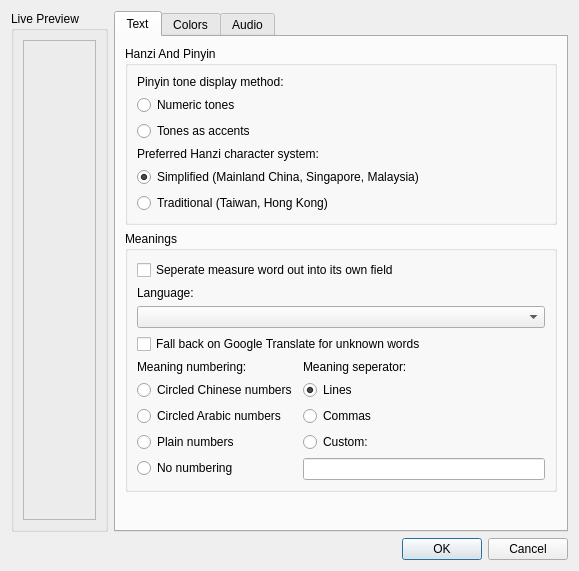
Nick3C/pinyin-toolkit, file pinyin/forms/designer/preferences.ui: the form before one commit.
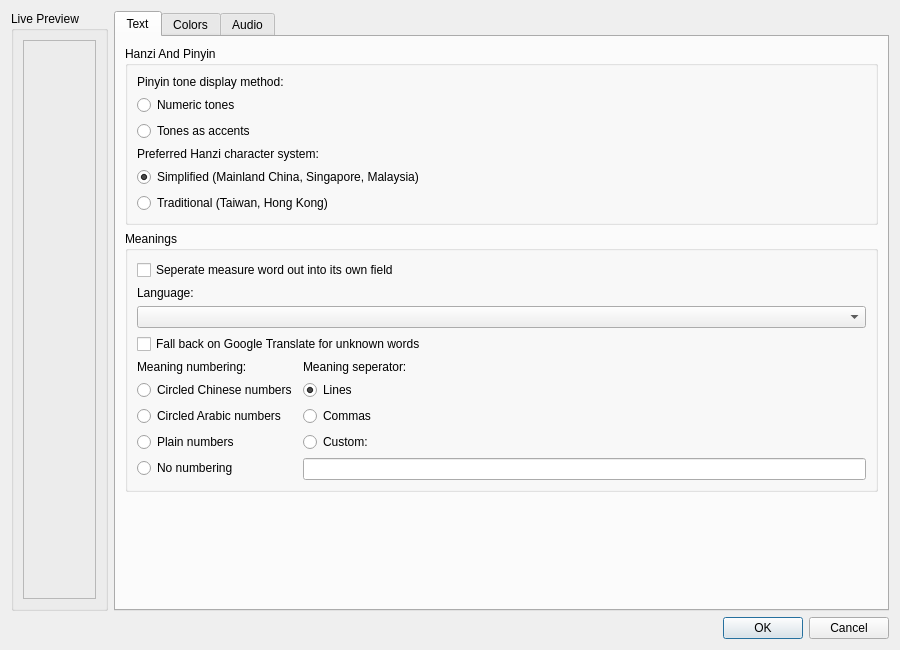
The form after the commit.

Commit message: Regenerate stuff for the prefereneces dialog - should work again now

```diff
--- a/pinyin/forms/designer/preferences.ui
+++ b/pinyin/forms/designer/preferences.ui
@@ -6,8 +6,8 @@
    <rect>
     <x>0</x>
     <y>0</y>
-    <width>579</width>
-    <height>571</height>
+    <width>900</width>
+    <height>650</height>
    </rect>
   </property>
   <property name="windowTitle">
```
The commit also changes 4 other files.
